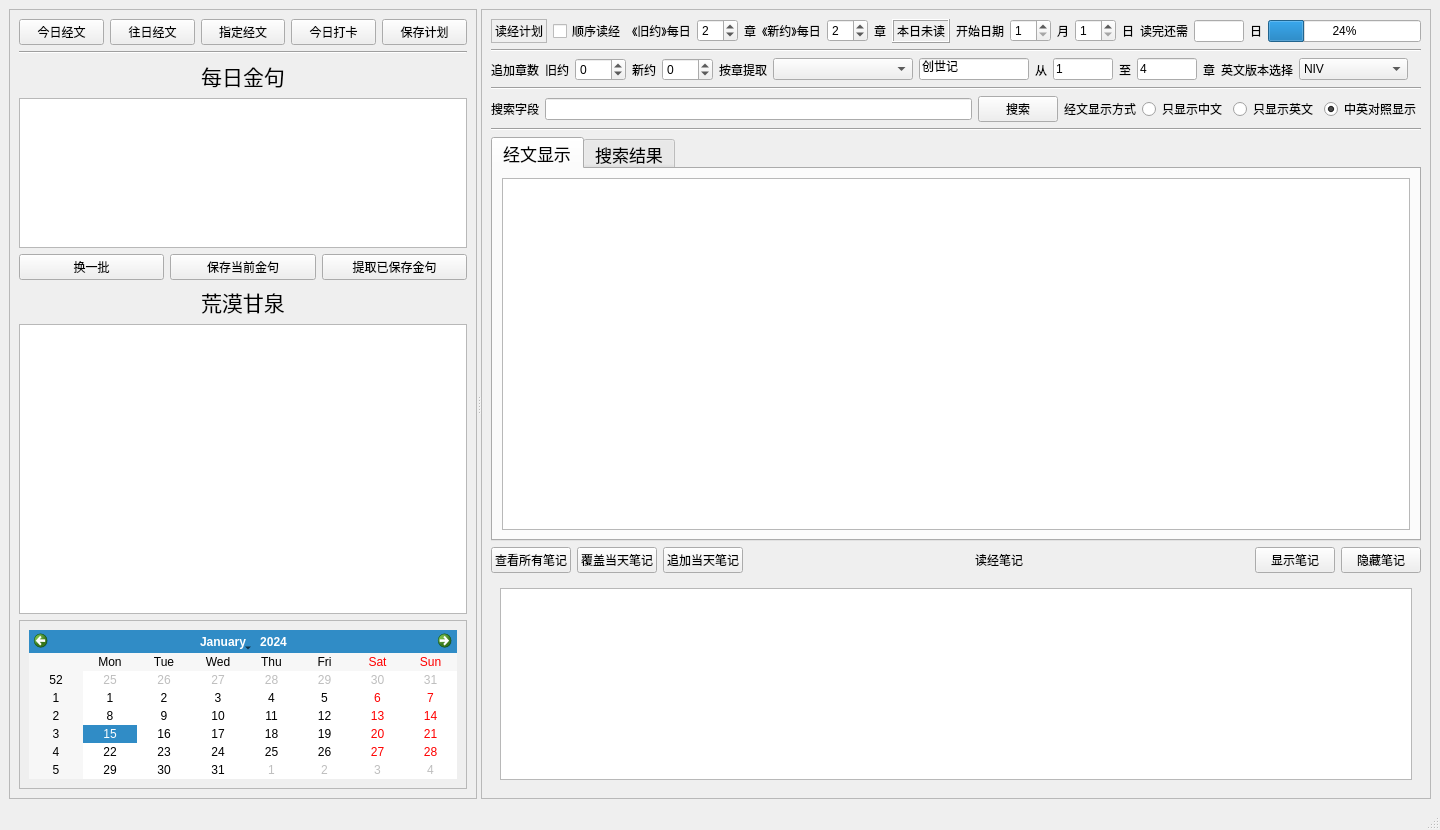
First picture: the form in ui_bible_reading_reminder_new2.ui, repository jackey-qiu/message_reminder, before the edit.
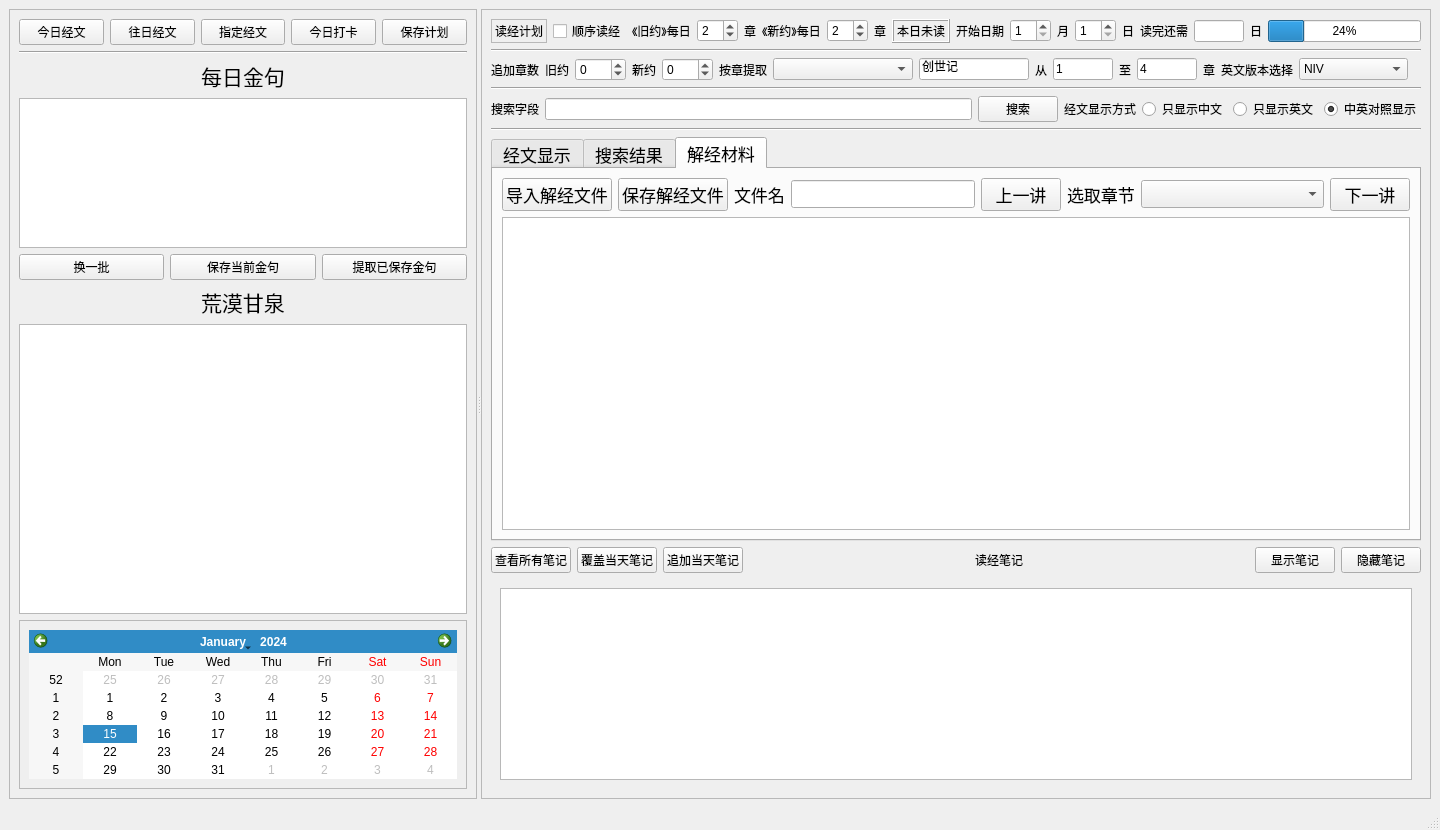
Second picture: the form after the edit.

Commit message: add func to show scripture interpretation from paster liu ruiguang

```diff
--- a/ui_bible_reading_reminder_new2.ui
+++ b/ui_bible_reading_reminder_new2.ui
@@ -680,7 +680,7 @@
            </font>
           </property>
           <property name="currentIndex">
-           <number>0</number>
+           <number>2</number>
           </property>
           <widget class="QWidget" name="tab">
            <attribute name="title">
@@ -732,6 +732,89 @@
             </item>
            </layout>
           </widget>
+          <widget class="QWidget" name="tab_3">
+           <attribute name="title">
+            <string>解经材料</string>
+           </attribute>
+           <layout class="QVBoxLayout" name="verticalLayout_3">
+            <item>
+             <layout class="QHBoxLayout" name="horizontalLayout_13">
+              <item>
+               <widget class="QPushButton" name="pushButton_load_json">
+                <property name="text">
+                 <string>导入解经文件</string>
+                </property>
+               </widget>
+              </item>
+              <item>
+               <widget class="QPushButton" name="pushButton_save_json">
+                <property name="text">
+                 <string>保存解经文件</string>
+                </property>
+               </widget>
+              </item>
+              <item>
+               <widget class="QLabel" name="label_22">
+                <property name="text">
+                 <string>文件名</string>
+                </property>
+               </widget>
+              </item>
+              <item>
+               <widget class="QLineEdit" name="lineEdit_book_title">
+                <property name="maximumSize">
+                 <size>
+                  <width>300</width>
+                  <height>16777215</height>
+                 </size>
+                </property>
+               </widget>
+              </item>
+              <item>
+               <widget class="QPushButton" name="pushButton_last_chapter">
+                <property name="text">
+                 <string>上一讲</string>
+                </property>
+               </widget>
+              </item>
+              <item>
+               <widget class="QLabel" name="label_26">
+                <property name="text">
+                 <string>选取章节</string>
+                </property>
+               </widget>
+              </item>
+              <item>
+               <widget class="QComboBox" name="comboBox_book_chapter">
+                <property name="sizePolicy">
+                 <sizepolicy hsizetype="Expanding" vsizetype="Fixed">
+                  <horstretch>0</horstretch>
+                  <verstretch>0</verstretch>
+                 </sizepolicy>
+                </property>
+               </widget>
+              </item>
+              <item>
+               <widget class="QPushButton" name="pushButton_next_chapter">
+                <property name="text">
+                 <string>下一讲</string>
+                </property>
+               </widget>
+              </item>
+             </layout>
+            </item>
+            <item>
+             <widget class="QPlainTextEdit" name="plainTextEdit_scripture_explain">
+              <property name="font">
+               <font>
+                <family>Kai</family>
+                <pointsize>17</pointsize>
+               </font>
+              </property>
+             </widget>
+            </item>
+           </layout>
+          </widget>
          </widget>
         </item>
         <item>
```
The commit also changes 48 other files.
